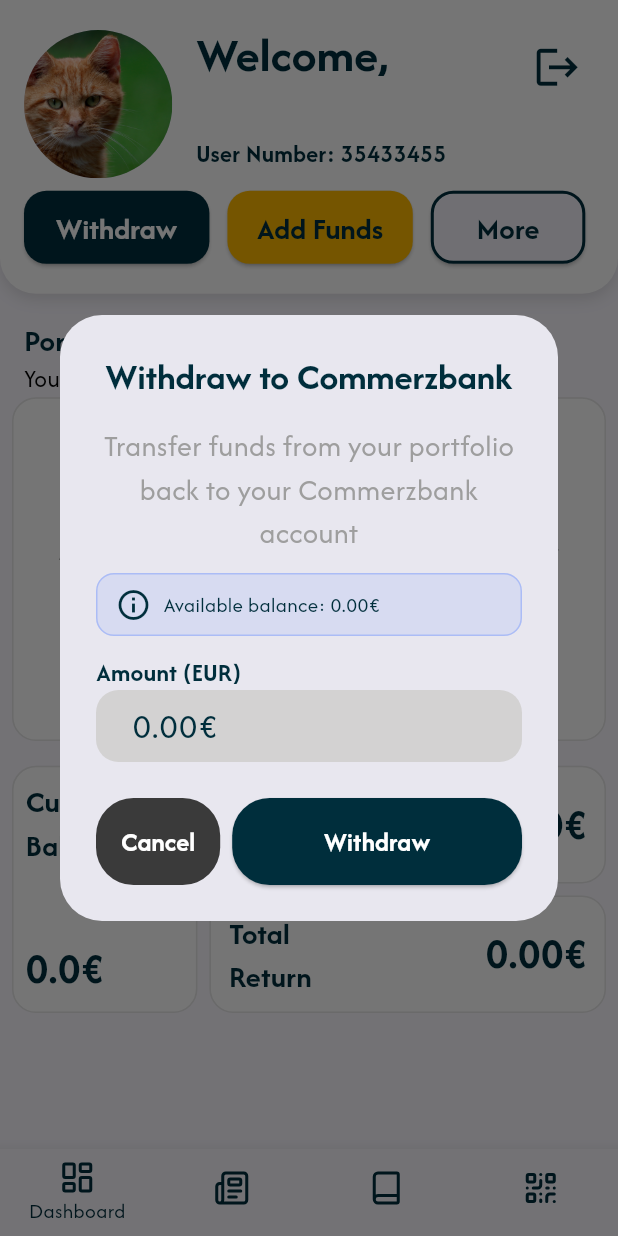
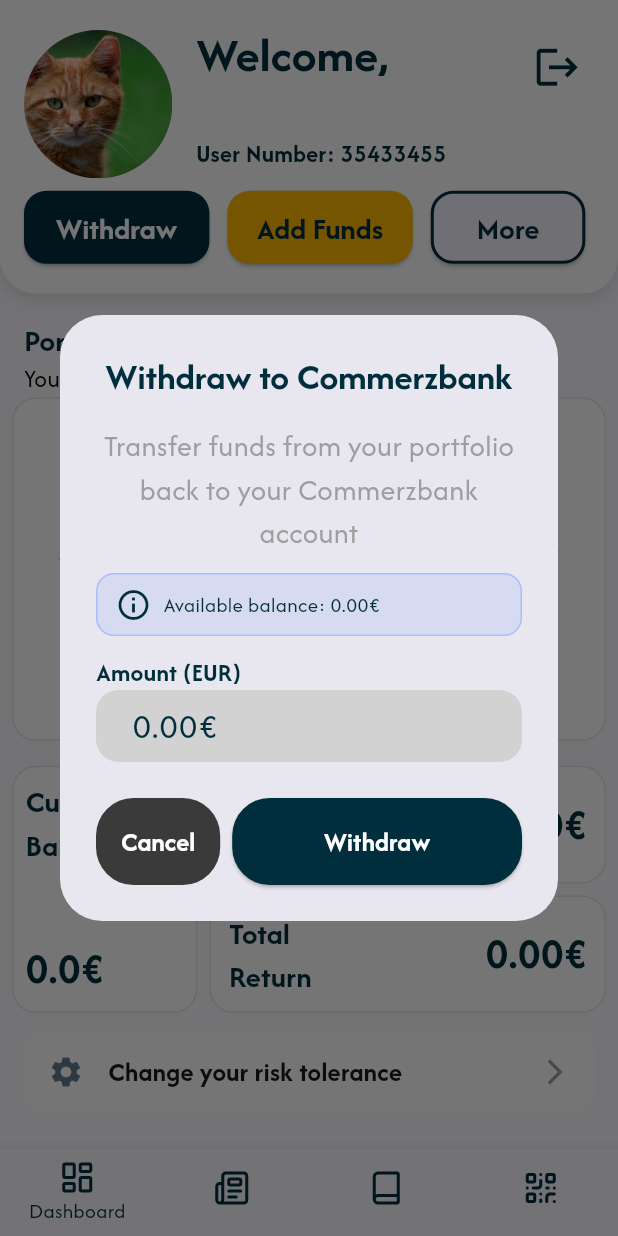
Before and after one commit to mikita672/collabothon2025, a Flutter app: the NavigationView screen opened directly, after a tap on "Withdraw", on a phone screen of 412 x 824 dp. Run offline on Flutter 3.47's test engine with Material 3 defaults, Android fonts, the phone set to English and light mode, and no system bars; our stand-ins replace cloud_firestore, firebase_auth, firebase_core, firebase_database, fl_chart, lucide_icons; missing offline and left inert: mobile_scanner; accounts and stored records are empty; generated files the repository leaves out were written again; network calls fail.

Commit message:
add: news page raw UI & risk tolerance selection

```diff
--- a/application/lib/main.dart
+++ b/application/lib/main.dart
@@ -1,3 +1,4 @@
+import 'package:application/pages/app_entry_wrapper.dart';
 import 'package:application/pages/auth_page.dart';
 import 'package:application/pages/dashboard_page.dart';
 import 'package:application/pages/learning_page.dart';
@@ -48,7 +49,7 @@
         ),
         fontFamily: 'Afacad',
       ),
-      home: initialUser != null ? const NavigationView() : AuthPage(),
+      home: const AppEntryWrapper(),
     );
   }
 }
--- a/application/lib/pages/dashboard_page.dart
+++ b/application/lib/pages/dashboard_page.dart
@@ -1,4 +1,5 @@
 import 'package:application/controllers/dashboard_controller.dart';
+import 'package:application/pages/risk_selection_page.dart';
 import 'package:application/theme/app_colors.dart';
 import 'package:application/widgets/common/custom_card.dart';
 import 'package:application/widgets/dashboard/add_funds_card.dart';
@@ -82,6 +83,43 @@
                 ),
               ),
             ),
+Padding(
+  padding: const EdgeInsets.symmetric(horizontal: 16, vertical: 12),
+  child: Material(
+    color: Colors.white,
+    borderRadius: BorderRadius.circular(12),
+    child: InkWell(
+      onTap: () {
+        Navigator.push(
+          context,
+          MaterialPageRoute(
+            builder: (_) => const RiskSelectionPage(canPop: true),
+          ),
+        );
+      },
+      borderRadius: BorderRadius.circular(12),
+      child: Padding(
+        padding: const EdgeInsets.symmetric(horizontal: 16, vertical: 14),
+        child: Row(
+          children: [
+            const Icon(Icons.settings, color: Colors.blueGrey),
+            const SizedBox(width: 16),
+            const Expanded(
+              child: Text(
+                "Change your risk tolerance",
+                style: TextStyle(
+                  fontWeight: FontWeight.bold,
+                  fontSize: 18,
+                ),
+              ),
+            ),
+            const Icon(Icons.arrow_forward_ios, size: 20, color: Colors.grey),
+          ],
+        ),
+      ),
+    ),
+  ),
+),
           ],
         ),
       ),
--- a/application/lib/pages/news_page.dart
+++ b/application/lib/pages/news_page.dart
@@ -1,3 +1,5 @@
+import 'package:application/widgets/common/custom_card.dart';
+import 'package:application/widgets/news/news_list.dart';
 import 'package:flutter/material.dart';
 
 class NewsPage extends StatelessWidget {
@@ -5,6 +7,24 @@
 
   @override
   Widget build(BuildContext context) {
-    return Center(child: Text('News Page'));
+    return Padding(
+      padding: const EdgeInsets.symmetric(horizontal: 16.0, vertical: 16.0),
+      child: Column(
+        children: [
+          CustomCard(child: const NewsList()),
+          Padding(
+            padding: const EdgeInsets.symmetric(horizontal: 16, vertical: 6),
+            child: Text(
+              "You will be redirected to the webpage to read full news",
+              style: Theme.of(context).textTheme.bodyMedium?.copyWith(
+                color: Colors.grey[700],
+                fontSize: 20,
+              ),
+              textAlign: TextAlign.center,
+            ),
+          ),
+        ],
+      ),
+    );
   }
 }
--- a/application/lib/services/AuthService.dart
+++ b/application/lib/services/AuthService.dart
@@ -27,7 +27,8 @@
         await _firestore.collection('users').doc(user.uid).set({
           'name': name,
           'balance': 0,
-          'risk_level': 1,
+          'invested': 0,
+          'risk_level': null,
           'stocks': {},
         });
       }
--- a/application/lib/services/UserService.dart
+++ b/application/lib/services/UserService.dart
@@ -9,7 +9,9 @@
   String? name;
   double balance = 0.0;
   double invested = 0.0;
-  int riskLevel = 0;
+  int? riskLevel;
+  bool shouldSelectRiskLevel = false;
+
   Map<String, dynamic> stocks = {};
 
   Stream<DocumentSnapshot<Map<String, dynamic>>>? _userStream;
@@ -40,8 +42,10 @@
               ? double.parse(investedValue.toStringAsFixed(2))
               : 0.0;
 
-      riskLevel = data['risk_level'] as int? ?? 0;
+      riskLevel = data['risk_level'];
       stocks = Map<String, dynamic>.from(data['stocks'] ?? {});
+
+      shouldSelectRiskLevel = riskLevel == null;
 
       notifyListeners();
     });
--- /dev/null
+++ b/application/lib/widgets/news/news_list.dart
@@ -0,0 +1,85 @@
+import 'package:flutter/material.dart';
+import 'news_tile.dart';
+
+class NewsList extends StatelessWidget {
+  const NewsList({super.key});
+
+  final List<Map<String, dynamic>> mockNews = const [
+    {
+      "id": "1",
+      "title": "Stock XYZ jumps 5% on strong earnings",
+      "timestamp": "2025-11-15T12:00:00Z",
+      "priceImpact": 5.0,
+    },
+    {
+      "id": "2",
+      "title": "Global markets see downturn after rate hike",
+      "timestamp": "2025-11-14T09:30:00Z",
+      "priceImpact": -2.4,
+    },
+    {
+      "id": "3",
+      "title": "Tech sector shows neutral movement today",
+      "timestamp": "2025-11-13T15:45:00Z",
+      "priceImpact": 0.0,
+    },
+  ];
+
+  String formatDate(String iso) {
+    final date = DateTime.parse(iso);
+    return "${date.day.toString().padLeft(2, '0')}"
+           ".${date.month.toString().padLeft(2, '0')}"
+           ".${date.year}";
+  }
+
+  @override
+  Widget build(BuildContext context) {
+    return Column(
+      mainAxisSize: MainAxisSize.min,  // <-- important
+      crossAxisAlignment: CrossAxisAlignment.start,
+      children: [
+        const SizedBox(height: 12),
+
+        Padding(
+          padding: const EdgeInsets.symmetric(horizontal: 16),
+          child: Text(
+            "Financial Market News",
+            style: Theme.of(context).textTheme.titleLarge?.copyWith(
+                  fontWeight: FontWeight.bold,
+                  fontSize: 28,
+                ),
+          ),
+        ),
+
+        Padding(
+          padding: const EdgeInsets.symmetric(horizontal: 16, vertical: 6),
+          child: Text(
+            "Latest news and their potential impact on your investments",
+            style: Theme.of(context).textTheme.bodyMedium?.copyWith(
+                  color: Colors.grey[700],
+                  fontSize: 18,
+                ),
+          ),
+        ),
+
+        const SizedBox(height: 12),
+
+        ListView.separated(
+          shrinkWrap: true,                    // <-- makes it compact
+          physics: const NeverScrollableScrollPhysics(),  // <-- avoids scroll conflict
+          itemCount: mockNews.length,
+          separatorBuilder: (_, __) =>
+              Divider(height: 1, color: Colors.grey[300]),
+          itemBuilder: (context, index) {
+            final item = mockNews[index];
+            return NewsTile(
+              title: item["title"],
+              date: formatDate(item["timestamp"]),
+              priceImpact: item["priceImpact"],
+            );
+          },
+        ),
+      ],
+    );
+  }
+}
--- /dev/null
+++ b/application/lib/widgets/news/news_tile.dart
@@ -0,0 +1,94 @@
+import 'package:flutter/material.dart';
+import 'package:lucide_icons/lucide_icons.dart';
+import 'package:intl/intl.dart';
+
+class NewsTile extends StatelessWidget {
+  final String title;
+  final String date; // incoming date string
+  final double priceImpact;
+
+  const NewsTile({
+    super.key,
+    required this.title,
+    required this.date,
+    required this.priceImpact,
+  });
+
+  String formatDate(String raw) {
+    try {
+      final parsed = DateTime.parse(raw);
+      return DateFormat("d MMMM yyyy").format(parsed);
+    } catch (e) {
+      return raw;
+    }
+  }
+
+  // Sentiment color
+  Color getSentimentColor() {
+    if (priceImpact > 0) return Colors.green;
+    if (priceImpact < 0) return Colors.red;
+    return Colors.grey;
+  }
+
+  // Sentiment label
+  String getSentimentLabel() {
+    if (priceImpact > 0) return "Positive";
+    if (priceImpact < 0) return "Negative";
+    return "Neutral";
+  }
+
+  @override
+  Widget build(BuildContext context) {
+    return Material(
+      color: Colors.white,
+      child: Padding(
+        padding: const EdgeInsets.symmetric(horizontal: 20, vertical: 16),
+        child: Row(
+          children: [
+            // CONTENT
+            Expanded(
+              child: Column(
+                crossAxisAlignment: CrossAxisAlignment.start,
+                children: [
+                  Text(
+                    title,
+                    style: const TextStyle(
+                        fontWeight: FontWeight.bold, fontSize: 18),
+                  ),
+                  const SizedBox(height: 6),
+                  Text(
+                    formatDate(date),
+                    style: TextStyle(color: Colors.grey[600], fontSize: 14),
+                  ),
+                ],
+              ),
+            ),
+
+            Container(
+              padding: const EdgeInsets.symmetric(horizontal: 12, vertical: 6),
+              decoration: BoxDecoration(
+                color: getSentimentColor().withOpacity(0.1),
+                borderRadius: BorderRadius.circular(8),
+              ),
+              child: Text(
+                getSentimentLabel(),
+                style: TextStyle(
+                  color: getSentimentColor(),
+                  fontWeight: FontWeight.bold,
+                ),
+              ),
+            ),
+
+            const SizedBox(width: 16),
+
+            const Icon(
+              LucideIcons.chevronRight,
+              size: 22,
+              color: Colors.black54,
+            ),
+          ],
+        ),
+      ),
+    );
+  }
+}
--- a/application/pubspec.yaml
+++ b/application/pubspec.yaml
@@ -43,6 +43,7 @@
   mobile_scanner: ^7.1.3
   fl_chart: ^1.1.1
   firebase_database: ^12.0.4
+  intl: ^0.20.2
 
 dev_dependencies:
   flutter_test:
```
Also changed, not shown: application/lib/pages/app_entry_wrapper.dart (added, +45 -0 lines), application/lib/pages/risk_selection_page.dart (added, +200 -0 lines), application/pubspec.lock.
